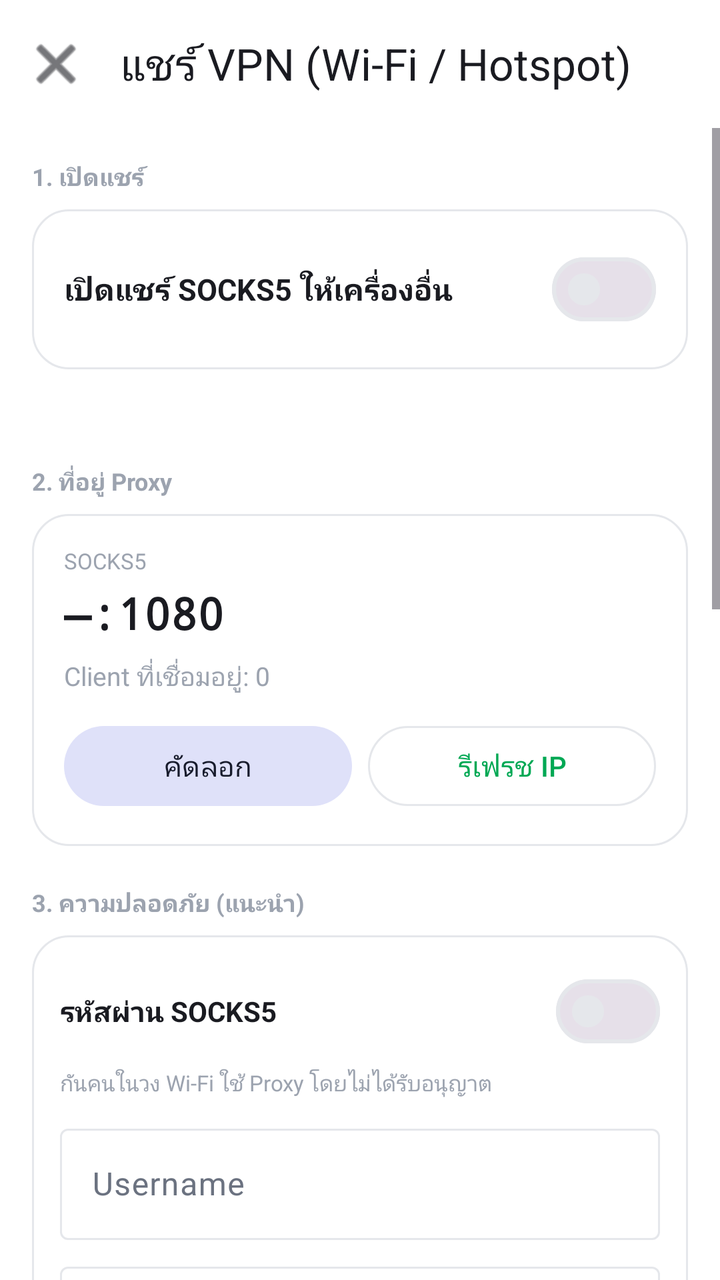
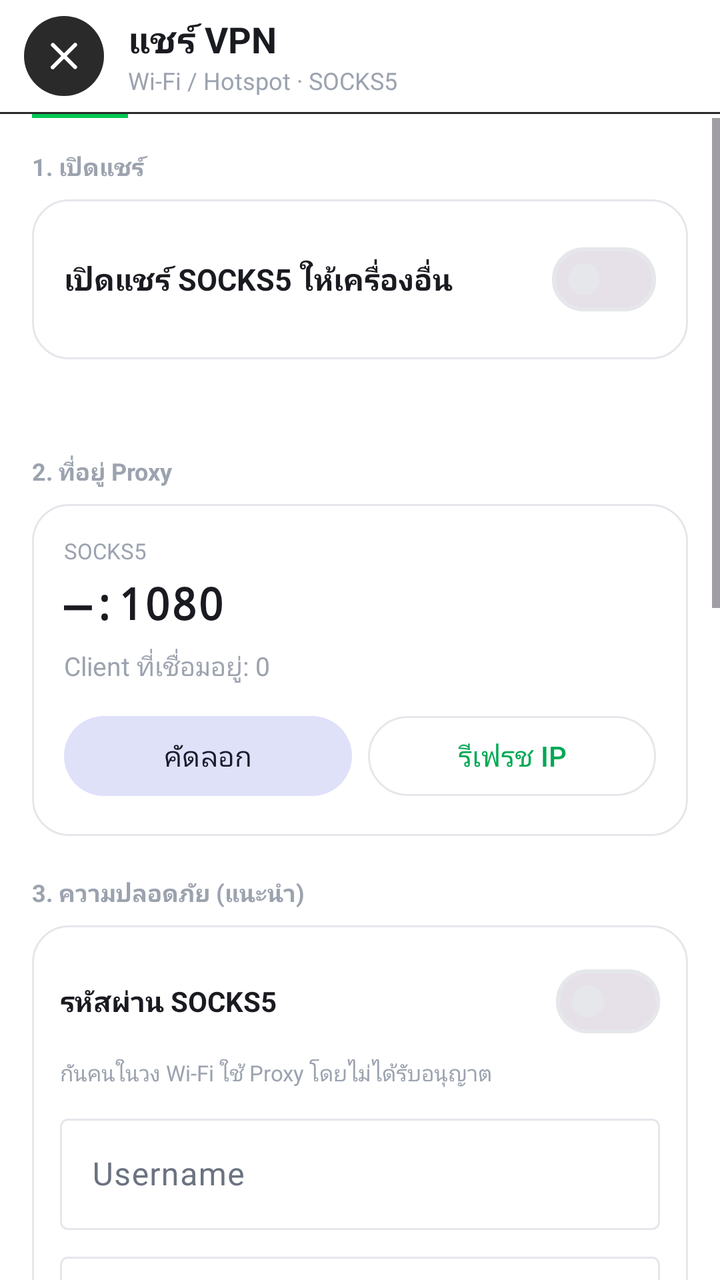

Before-and-after screenshots of an Android layout around one commit, followed by the original layout XML and the change that was made.
<!-- AndroidManifest.xml: application theme Theme.MyApp -->
<!-- res/layout/activity_share_wifi.xml -->
<?xml version="1.0" encoding="utf-8"?>
<LinearLayout xmlns:android="http://schemas.android.com/apk/res/android"
    xmlns:app="http://schemas.android.com/apk/res-auto"
    android:layout_width="match_parent"
    android:layout_height="match_parent"
    android:background="@color/window_background"
    android:orientation="vertical">

    <com.google.android.material.appbar.MaterialToolbar
        android:id="@+id/toolbar"
        android:layout_width="match_parent"
        android:layout_height="?attr/actionBarSize"
        android:background="@color/window_background"
        app:navigationIcon="@android:drawable/ic_menu_close_clear_cancel"
        app:navigationIconTint="@color/text_primary"
        app:title="แชร์ VPN (Wi‑Fi / Hotspot)"
        app:titleTextColor="@color/text_primary" />

    <ScrollView
        android:layout_width="match_parent"
        android:layout_height="match_parent"
        android:fillViewport="true"
        android:clipToPadding="false">

        <LinearLayout
            android:layout_width="match_parent"
            android:layout_height="wrap_content"
            android:orientation="vertical"
            android:padding="16dp"
            android:paddingBottom="32dp">

            
            <TextView
                android:layout_width="match_parent"
                android:layout_height="wrap_content"
                android:text="1. เปิดแชร์"
                android:textColor="@color/text_muted"
                android:textSize="12sp"
                android:textStyle="bold" />

            <LinearLayout
                android:layout_width="match_parent"
                android:layout_height="wrap_content"
                android:layout_marginTop="8dp"
                android:background="@drawable/bg_dark_card"
                android:gravity="center_vertical"
                android:orientation="horizontal"
                android:padding="16dp">

                <TextView
                    android:layout_width="0dp"
                    android:layout_height="wrap_content"
                    android:layout_weight="1"
                    android:text="เปิดแชร์ SOCKS5 ให้เครื่องอื่น"
                    android:textColor="@color/text_primary"
                    android:textSize="15sp"
                    android:textStyle="bold" />

                <com.google.android.material.materialswitch.MaterialSwitch
                    android:id="@+id/switchShare"
                    android:layout_width="wrap_content"
                    android:layout_height="wrap_content" />
            </LinearLayout>

            <TextView
                android:id="@+id/txtStatus"
                android:layout_width="match_parent"
                android:layout_height="wrap_content"
                android:layout_marginTop="10dp"
                android:lineSpacingExtra="2dp"
                android:textColor="@color/accent_green"
                android:textSize="13sp" />

            
            <TextView
                android:layout_width="match_parent"
                android:layout_height="wrap_content"
                android:layout_marginTop="20dp"
                android:text="2. ที่อยู่ Proxy"
                android:textColor="@color/text_muted"
                android:textSize="12sp"
                android:textStyle="bold" />

            <LinearLayout
                android:layout_width="match_parent"
                android:layout_height="wrap_content"
                android:layout_marginTop="8dp"
                android:background="@drawable/bg_dark_card"
                android:orientation="vertical"
                android:padding="16dp">

                <TextView
                    android:layout_width="match_parent"
                    android:layout_height="wrap_content"
                    android:text="SOCKS5"
                    android:textColor="@color/text_muted"
                    android:textSize="11sp" />

                <TextView
                    android:id="@+id/txtAddress"
                    android:layout_width="match_parent"
                    android:layout_height="wrap_content"
                    android:layout_marginTop="4dp"
                    android:fontFamily="monospace"
                    android:text="—:1080"
                    android:textColor="@color/text_primary"
                    android:textSize="22sp"
                    android:textStyle="bold" />

                <TextView
                    android:id="@+id/txtClients"
                    android:layout_width="match_parent"
                    android:layout_height="wrap_content"
                    android:layout_marginTop="8dp"
                    android:text="Client ที่เชื่อมอยู่: 0"
                    android:textColor="@color/text_muted"
                    android:textSize="13sp" />

                <LinearLayout
                    android:layout_width="match_parent"
                    android:layout_height="wrap_content"
                    android:layout_marginTop="12dp"
                    android:orientation="horizontal">

                    <com.google.android.material.button.MaterialButton
                        android:id="@+id/btnCopy"
                        style="@style/Widget.Material3.Button.TonalButton"
                        android:layout_width="0dp"
                        android:layout_height="wrap_content"
                        android:layout_marginEnd="8dp"
                        android:layout_weight="1"
                        android:text="คัดลอก" />

                    <com.google.android.material.button.MaterialButton
                        android:id="@+id/btnRefresh"
                        style="@style/Widget.Material3.Button.OutlinedButton"
                        android:layout_width="0dp"
                        android:layout_height="wrap_content"
                        android:layout_weight="1"
                        android:text="รีเฟรช IP" />
                </LinearLayout>
            </LinearLayout>

            
            <TextView
                android:layout_width="match_parent"
                android:layout_height="wrap_content"
                android:layout_marginTop="20dp"
                android:text="3. ความปลอดภัย (แนะนำ)"
                android:textColor="@color/text_muted"
                android:textSize="12sp"
                android:textStyle="bold" />

            <LinearLayout
                android:layout_width="match_parent"
                android:layout_height="wrap_content"
                android:layout_marginTop="8dp"
                android:background="@drawable/bg_dark_card"
                android:orientation="vertical"
                android:padding="14dp">

                <LinearLayout
                    android:layout_width="match_parent"
                    android:layout_height="wrap_content"
                    android:gravity="center_vertical"
                    android:orientation="horizontal">

                    <TextView
                        android:layout_width="0dp"
                        android:layout_height="wrap_content"
                        android:layout_weight="1"
                        android:text="รหัสผ่าน SOCKS5"
                        android:textColor="@color/text_primary"
                        android:textSize="14sp"
                        android:textStyle="bold" />

                    <com.google.android.material.materialswitch.MaterialSwitch
                        android:id="@+id/switchAuth"
                        android:layout_width="wrap_content"
                        android:layout_height="wrap_content" />
                </LinearLayout>

                <TextView
                    android:layout_width="match_parent"
                    android:layout_height="wrap_content"
                    android:layout_marginTop="4dp"
                    android:text="กันคนในวง Wi‑Fi ใช้ Proxy โดยไม่ได้รับอนุญาต"
                    android:textColor="@color/text_muted"
                    android:textSize="11sp" />

                <com.google.android.material.textfield.TextInputLayout
                    android:id="@+id/tilUser"
                    android:layout_width="match_parent"
                    android:layout_height="wrap_content"
                    android:layout_marginTop="10dp"
                    android:hint="Username">

                    <com.google.android.material.textfield.TextInputEditText
                        android:id="@+id/edtUser"
                        android:layout_width="match_parent"
                        android:layout_height="wrap_content"
                        android:inputType="text"
                        android:maxLines="1" />
                </com.google.android.material.textfield.TextInputLayout>

                <com.google.android.material.textfield.TextInputLayout
                    android:id="@+id/tilPass"
                    android:layout_width="match_parent"
                    android:layout_height="wrap_content"
                    android:layout_marginTop="8dp"
                    android:hint="Password"
                    app:endIconMode="password_toggle">

                    <com.google.android.material.textfield.TextInputEditText
                        android:id="@+id/edtPass"
                        android:layout_width="match_parent"
                        android:layout_height="wrap_content"
                        android:inputType="textPassword"
                        android:maxLines="1" />
                </com.google.android.material.textfield.TextInputLayout>

                <com.google.android.material.button.MaterialButton
                    android:id="@+id/btnSaveAuth"
                    style="@style/Widget.Material3.Button.TonalButton"
                    android:layout_width="match_parent"
                    android:layout_height="wrap_content"
                    android:layout_marginTop="10dp"
                    android:text="บันทึกรหัส (แล้ว Reconnect)" />
            </LinearLayout>

            
            <TextView
                android:layout_width="match_parent"
                android:layout_height="wrap_content"
                android:layout_marginTop="20dp"
                android:text="4. ส่งค่าไปเครื่องลูก"
                android:textColor="@color/text_muted"
                android:textSize="12sp"
                android:textStyle="bold" />

            
            <LinearLayout
                android:layout_width="match_parent"
                android:layout_height="wrap_content"
                android:layout_marginTop="8dp"
                android:background="@drawable/bg_dark_card"
                android:gravity="center_horizontal"
                android:orientation="vertical"
                android:padding="16dp">

                <TextView
                    android:layout_width="match_parent"
                    android:layout_height="wrap_content"
                    android:text="สแกนด้วยแอป Tunnel Mate Client"
                    android:textColor="@color/text_primary"
                    android:textSize="14sp"
                    android:textStyle="bold" />

                <ImageView
                    android:id="@+id/imgQr"
                    android:layout_width="200dp"
                    android:layout_height="200dp"
                    android:layout_marginTop="12dp"
                    android:background="#FFFFFF"
                    android:contentDescription="QR"
                    android:padding="10dp"
                    android:scaleType="fitCenter" />

                <TextView
                    android:id="@+id/txtQrHint"
                    android:layout_width="match_parent"
                    android:layout_height="wrap_content"
                    android:layout_marginTop="8dp"
                    android:gravity="center"
                    android:textColor="@color/text_muted"
                    android:textSize="11sp" />
            </LinearLayout>

            
            <LinearLayout
                android:layout_width="match_parent"
                android:layout_height="wrap_content"
                android:layout_marginTop="10dp"
                android:background="@drawable/bg_dark_card"
                android:orientation="vertical"
                android:padding="14dp">

                <TextView
                    android:layout_width="match_parent"
                    android:layout_height="wrap_content"
                    android:text="ตั้งค่ามือ (ไม่ต้องสแกน QR)"
                    android:textColor="@color/text_primary"
                    android:textSize="14sp"
                    android:textStyle="bold" />

                <TextView
                    android:id="@+id/txtManualHost"
                    android:layout_width="match_parent"
                    android:layout_height="wrap_content"
                    android:layout_marginTop="10dp"
                    android:fontFamily="monospace"
                    android:text="โฮสต์: —"
                    android:textColor="@color/text_primary"
                    android:textSize="14sp" />

                <TextView
                    android:id="@+id/txtManualPort"
                    android:layout_width="match_parent"
                    android:layout_height="wrap_content"
                    android:layout_marginTop="4dp"
                    android:fontFamily="monospace"
                    android:text="พอร์ต: 1080"
                    android:textColor="@color/text_primary"
                    android:textSize="14sp" />

                <TextView
                    android:id="@+id/txtManualUser"
                    android:layout_width="match_parent"
                    android:layout_height="wrap_content"
                    android:layout_marginTop="4dp"
                    android:fontFamily="monospace"
                    android:text="Username: —"
                    android:textColor="@color/text_primary"
                    android:textSize="14sp" />

                <TextView
                    android:id="@+id/txtManualPass"
                    android:layout_width="match_parent"
                    android:layout_height="wrap_content"
                    android:layout_marginTop="4dp"
                    android:fontFamily="monospace"
                    android:text="Password: —"
                    android:textColor="@color/text_primary"
                    android:textSize="14sp" />

                <LinearLayout
                    android:layout_width="match_parent"
                    android:layout_height="wrap_content"
                    android:layout_marginTop="12dp"
                    android:orientation="horizontal">

                    <com.google.android.material.button.MaterialButton
                        android:id="@+id/btnCopyHost"
                        style="@style/Widget.Material3.Button.OutlinedButton"
                        android:layout_width="0dp"
                        android:layout_height="wrap_content"
                        android:layout_marginEnd="8dp"
                        android:layout_weight="1"
                        android:text="คัดลอกโฮสต์"
                        android:textSize="11sp" />

                    <com.google.android.material.button.MaterialButton
                        android:id="@+id/btnCopyPass"
                        style="@style/Widget.Material3.Button.OutlinedButton"
                        android:layout_width="0dp"
                        android:layout_height="wrap_content"
                        android:layout_weight="1"
                        android:text="คัดลอกรหัส"
                        android:textSize="11sp" />
                </LinearLayout>

                <com.google.android.material.button.MaterialButton
                    android:id="@+id/btnShareText"
                    style="@style/Widget.Material3.Button.TonalButton"
                    android:layout_width="match_parent"
                    android:layout_height="wrap_content"
                    android:layout_marginTop="8dp"
                    android:text="แชร์ข้อความตั้งค่าไปเครื่องอื่น" />
            </LinearLayout>

            
            <TextView
                android:layout_width="match_parent"
                android:layout_height="wrap_content"
                android:layout_marginTop="20dp"
                android:text="5. วิธีใช้"
                android:textColor="@color/text_muted"
                android:textSize="12sp"
                android:textStyle="bold" />

            <TextView
                android:id="@+id/txtGuide"
                android:layout_width="match_parent"
                android:layout_height="wrap_content"
                android:layout_marginTop="8dp"
                android:lineSpacingExtra="3dp"
                android:textColor="@color/text_secondary"
                android:textSize="13sp" />
        </LinearLayout>
    </ScrollView>
</LinearLayout>
<!-- resources referenced by this layout -->
<resources>
  <color name="accent_green">#00A854</color>
  <color name="text_muted">#9CA3AF</color>
  <color name="text_primary">#1A1B21</color>
  <color name="text_secondary">#6B7280</color>
  <color name="window_background">#FFFFFF</color>
  <!-- drawable bg_dark_card (drawable) -->
  <?xml version="1.0" encoding="utf-8"?>
  <shape xmlns:android="http://schemas.android.com/apk/res/android"
      android:shape="rectangle">
      <solid android:color="@color/card_background" />
      <corners android:radius="18dp" />
      <stroke
          android:width="1dp"
          android:color="@color/divider" />
  </shape>
  <color name="card_background">#FFFFFF</color>
  <color name="divider">#E5E7EB</color>
  <color name="md_theme_primary_container">#E0E0FF</color>
  <color name="md_theme_on_primary_container">#12134A</color>
  <color name="md_theme_secondary">#5A5D72</color>
  <color name="md_theme_on_secondary">#FFFFFF</color>
  <color name="md_theme_secondary_container">#DFE1F9</color>
  <color name="md_theme_on_secondary_container">#171B2C</color>
  <color name="md_theme_tertiary">#006B5F</color>
  <color name="md_theme_on_tertiary">#FFFFFF</color>
  <color name="md_theme_error">#BA1A1A</color>
  <color name="md_theme_on_error">#FFFFFF</color>
  <color name="md_theme_surface_variant">#E3E1EC</color>
  <color name="status_bar">#FFFFFF</color>
  <color name="bottom_nav_background">#FFFFFF</color>
  <!-- unchanged entries left out for length: 1 -->
</resources>

<!-- the commit's change to res/layout/activity_share_wifi.xml (unified diff, before → after) -->
@@ -6,15 +6,69 @@
     android:background="@color/window_background"
     android:orientation="vertical">
 
-    <com.google.android.material.appbar.MaterialToolbar
-        android:id="@+id/toolbar"
+    
+    <LinearLayout
         android:layout_width="match_parent"
-        android:layout_height="?attr/actionBarSize"
+        android:layout_height="wrap_content"
         android:background="@color/window_background"
-        app:navigationIcon="@android:drawable/ic_menu_close_clear_cancel"
-        app:navigationIconTint="@color/text_primary"
-        app:title="แชร์ VPN (Wi‑Fi / Hotspot)"
-        app:titleTextColor="@color/text_primary" />
+        android:orientation="vertical">
+
+        <LinearLayout
+            android:layout_width="match_parent"
+            android:layout_height="56dp"
+            android:gravity="center_vertical"
+            android:orientation="horizontal"
+            android:paddingHorizontal="12dp">
+
+            <ImageButton
+                android:id="@+id/btnClose"
+                android:layout_width="40dp"
+                android:layout_height="40dp"
+                android:background="@drawable/bg_close_circle"
+                android:contentDescription="ปิด"
+                android:padding="8dp"
+                android:scaleType="centerInside"
+                android:src="@drawable/ic_close_24" />
+
+            <LinearLayout
+                android:layout_width="0dp"
+                android:layout_height="wrap_content"
+                android:layout_marginStart="12dp"
+                android:layout_weight="1"
+                android:orientation="vertical">
+
+                <TextView
+                    android:layout_width="match_parent"
+                    android:layout_height="wrap_content"
+                    android:ellipsize="end"
+                    android:maxLines="1"
+                    android:text="แชร์ VPN"
+                    android:textColor="@color/text_primary"
+                    android:textSize="18sp"
+                    android:textStyle="bold" />
+
+                <TextView
+                    android:layout_width="match_parent"
+                    android:layout_height="wrap_content"
+                    android:ellipsize="end"
+                    android:maxLines="1"
+                    android:text="Wi‑Fi / Hotspot · SOCKS5"
+                    android:textColor="@color/text_muted"
+                    android:textSize="12sp" />
+            </LinearLayout>
+        </LinearLayout>
+
+        <View
+            android:layout_width="match_parent"
+            android:layout_height="1dp"
+            android:background="#2A2A2A" />
+        <View
+            android:layout_width="48dp"
+            android:layout_height="2dp"
+            android:layout_marginStart="16dp"
+            android:background="#00C853" />
+    </LinearLayout>
+
 
     <ScrollView
         android:layout_width="match_parent"
<!-- resource entries referenced after the edit -->
@@ -5,6 +5,17 @@
   <color name="text_primary">#1A1B21</color>
   <color name="text_secondary">#6B7280</color>
   <color name="window_background">#FFFFFF</color>
+  <!-- drawable bg_close_circle (drawable) -->
+  <?xml version="1.0" encoding="utf-8"?>
+  <ripple xmlns:android="http://schemas.android.com/apk/res/android"
+      android:color="#33FFFFFF">
+      <item>
+          <shape android:shape="oval">
+              <solid android:color="#2A2A2A" />
+              <size android:width="40dp" android:height="40dp" />
+          </shape>
+      </item>
+  </ripple>
   <!-- drawable bg_dark_card (drawable) -->
   <?xml version="1.0" encoding="utf-8"?>
   <shape xmlns:android="http://schemas.android.com/apk/res/android"
@@ -15,6 +26,17 @@
           android:width="1dp"
           android:color="@color/divider" />
   </shape>
+  <!-- drawable ic_close_24 (drawable) -->
+  <?xml version="1.0" encoding="utf-8"?>
+  <vector xmlns:android="http://schemas.android.com/apk/res/android"
+      android:width="24dp"
+      android:height="24dp"
+      android:viewportWidth="24"
+      android:viewportHeight="24">
+      <path
+          android:fillColor="#FFFFFF"
+          android:pathData="M18.3,5.71a1,1 0 0,0 -1.41,0L12,10.59 7.11,5.7A1,1 0 0,0 5.7,7.11L10.59,12 5.7,16.89a1,1 0 1,0 1.41,1.41L12,13.41l4.89,4.89a1,1 0 0,0 1.41,-1.41L13.41,12l4.89,-4.89a1,1 0 0,0 0,-1.4z" />
+  </vector>
   <color name="card_background">#FFFFFF</color>
   <color name="divider">#E5E7EB</color>
   <color name="md_theme_primary_container">#E0E0FF</color>
